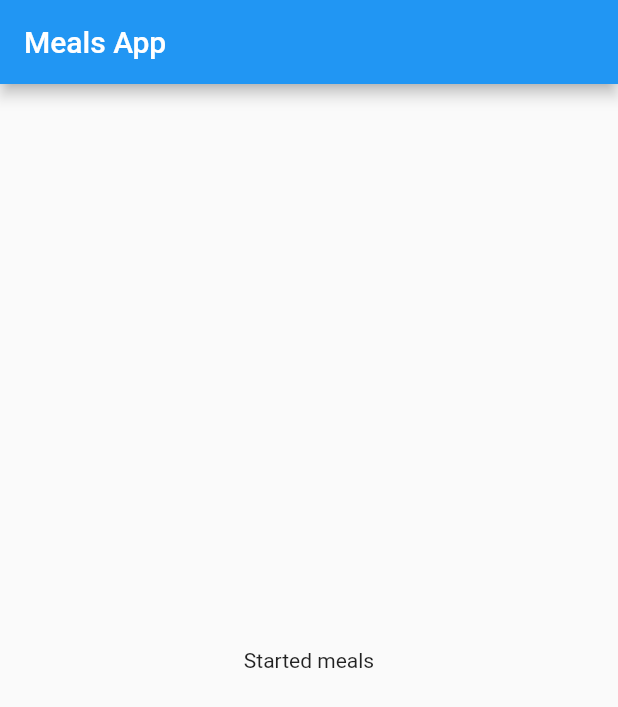
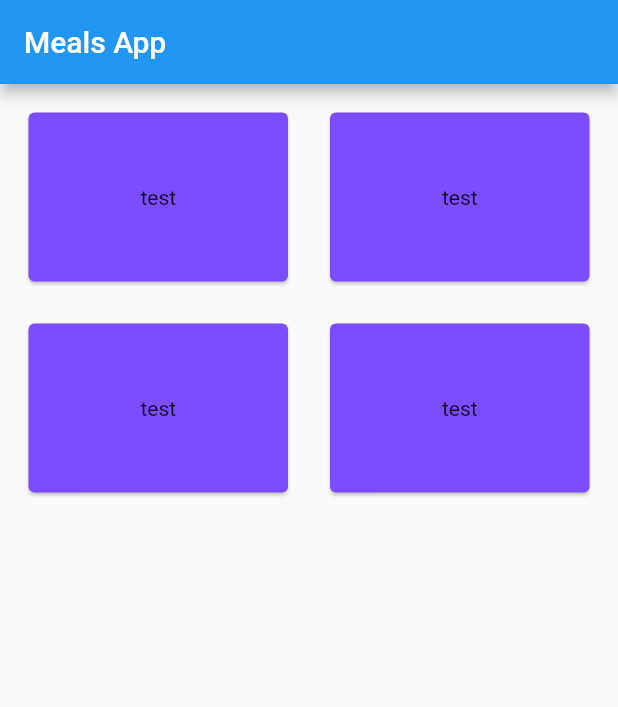
Before and after one commit to bluex4556/udemy_flutter_course, a Flutter app: the screen it shows after launch, on a phone screen of 412 x 824 dp. Shown: the top 707 px of the screen. Run offline on Flutter 3.47's test engine with Material 2 defaults, Android fonts, the phone set to English and light mode, and no system bars.

Commit message:
Added Category data and widget

```diff
--- a/meals_app/lib/main.dart
+++ b/meals_app/lib/main.dart
@@ -1,4 +1,5 @@
 import 'package:flutter/material.dart';
+import 'package:mealsapp/screens/categories_screen.dart';
 
 void main() => runApp(MyApp());
 
@@ -27,14 +28,7 @@ class _MyHomePageState extends State<MyHomePage> {
       appBar: AppBar(
         title: Text("Meals App"),
       ),
-      body: Center(
-        child: Column(
-          mainAxisAlignment: MainAxisAlignment.center,
-          children: <Widget>[
-            Text('Started meals'),
-          ],
-        ),
-      ),
+      body: CategoriesScreen()
     );
   }
 }
--- /dev/null
+++ b/meals_app/lib/screens/categories_screen.dart
@@ -0,0 +1,25 @@
+import 'package:flutter/material.dart';
+import 'package:mealsapp/widgets/category_widget.dart';
+
+class CategoriesScreen extends StatelessWidget {
+  @override
+  Widget build(BuildContext context) {
+    return Padding(
+      padding: const EdgeInsets.all(15.0),
+      child: GridView(
+        gridDelegate: SliverGridDelegateWithMaxCrossAxisExtent(
+          maxCrossAxisExtent: 200,
+          childAspectRatio: 3 / 2,
+          crossAxisSpacing: 20,
+          mainAxisSpacing: 20,
+        ),
+        children: <Widget>[
+          CategoryWidget("test"),
+          CategoryWidget("test"),
+          CategoryWidget("test"),
+          CategoryWidget("test"),
+        ],
+      ),
+    );
+  }
+}
--- /dev/null
+++ b/meals_app/lib/widgets/category_widget.dart
@@ -0,0 +1,18 @@
+import 'package:flutter/material.dart';
+
+class CategoryWidget extends StatelessWidget {
+
+  final categoryText;
+
+  CategoryWidget(this.categoryText);
+
+  @override
+  Widget build(BuildContext context) {
+    return Container(
+      child: Card(
+        color: Colors.deepPurpleAccent,
+        child: Center(child: Text(categoryText)),
+      ),
+    );
+  }
+}
```
Also changed, not shown: meals_app/lib/dummy_data.dart (added, +58 -0 lines), meals_app/lib/models/Category.dart (added, +12 -0 lines).
